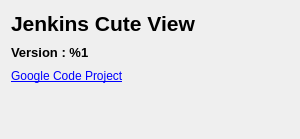
Before: the Qt Designer form src/views/uis/aboutdialog.ui in Kaldor37/jenkins-cute-view, drawn with Qt 5.
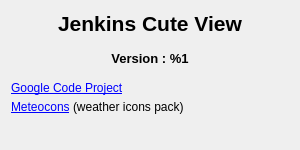
After: the same form once the commit is applied.

Commit message: - Added errors display - Added link to Meteocons

Patch:
```diff
--- a/src/views/uis/aboutdialog.ui
+++ b/src/views/uis/aboutdialog.ui
@@ -10,7 +10,7 @@
     <x>0</x>
     <y>0</y>
     <width>300</width>
-    <height>139</height>
+    <height>150</height>
    </rect>
   </property>
   <property name="sizePolicy">
@@ -19,12 +19,24 @@
     <verstretch>0</verstretch>
    </sizepolicy>
   </property>
+  <property name="minimumSize">
+   <size>
+    <width>300</width>
+    <height>150</height>
+   </size>
+  </property>
+  <property name="maximumSize">
+   <size>
+    <width>300</width>
+    <height>150</height>
+   </size>
+  </property>
   <property name="windowTitle">
    <string>About : Jenkins Cute View</string>
   </property>
   <layout class="QVBoxLayout" name="verticalLayout">
    <property name="spacing">
-    <number>9</number>
+    <number>5</number>
    </property>
    <item>
     <widget class="QLabel" name="m_titleLabel">
@@ -35,9 +47,15 @@
        <bold>true</bold>
       </font>
      </property>
+     <property name="styleSheet">
+      <string notr="true">margin-bottom: 10px;</string>
+     </property>
      <property name="text">
       <string notr="true">Jenkins Cute View</string>
      </property>
+     <property name="alignment">
+      <set>Qt::AlignCenter</set>
+     </property>
     </widget>
    </item>
    <item>
@@ -49,9 +67,15 @@
        <bold>true</bold>
       </font>
      </property>
+     <property name="styleSheet">
+      <string notr="true">margin-bottom: 10px;</string>
+     </property>
      <property name="text">
       <string>Version : %1</string>
      </property>
+     <property name="alignment">
+      <set>Qt::AlignCenter</set>
+     </property>
     </widget>
    </item>
    <item>
@@ -64,6 +88,16 @@
      </property>
     </widget>
    </item>
+   <item>
+    <widget class="QLabel" name="m_meteoConsLabel">
+     <property name="text">
+      <string>&lt;a href=&quot;http://www.alessioatzeni.com/meteocons/&quot;&gt;Meteocons&lt;/a&gt; (weather icons pack)</string>
+     </property>
+     <property name="openExternalLinks">
+      <bool>true</bool>
+     </property>
+    </widget>
+   </item>
    <item>
     <spacer name="verticalSpacer">
      <property name="orientation">
```
The commit also changes 12 other files.
